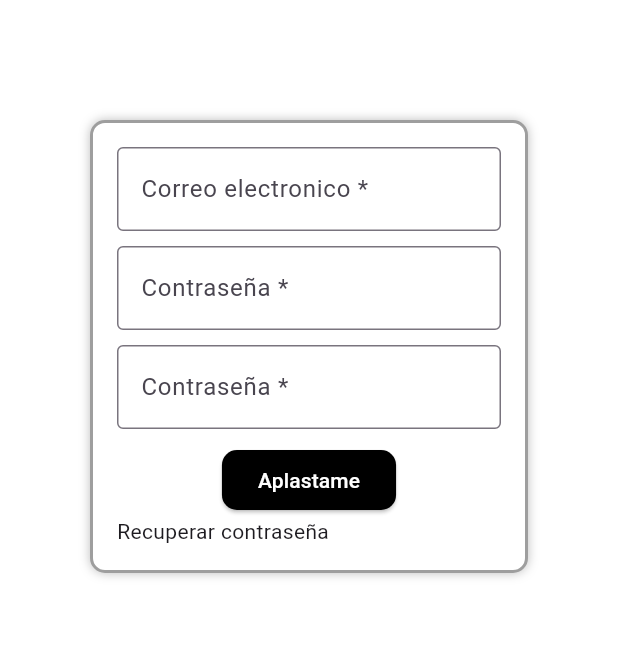
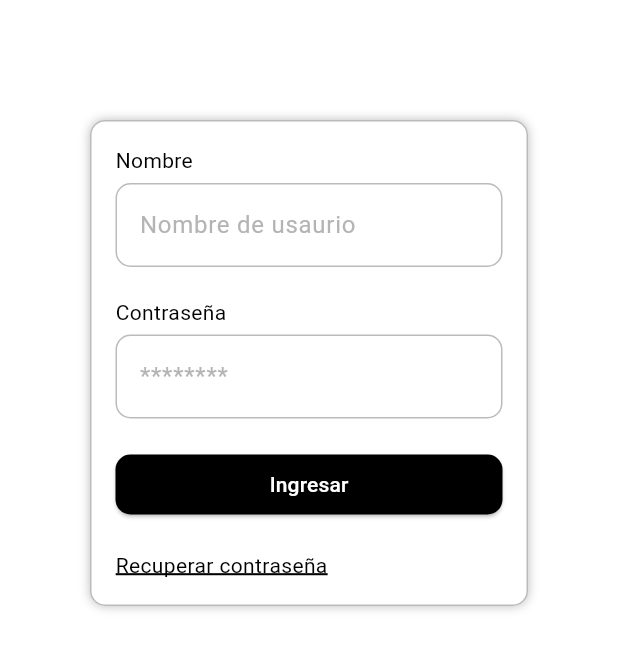
Before and after one commit to Lusho24/Giuseppe, a Flutter app: the screen it shows after launch, on a phone screen of 412 x 824 dp, the part 462-1133 px from its top. Run offline on Flutter 3.47's test engine with Material 3 defaults, Android fonts, the phone set to English and light mode, and no system bars.

Commit message:
Actualizacion del Login y creacion de TextFormField personalizado

```diff
--- /dev/null
+++ b/app_movil_giuseppe/lib/features/presentation/common_widgets/custom_text_form_field.dart
@@ -0,0 +1,74 @@
+import 'package:app_movil_giuseppe/utils/helpers/validators/form_validators.dart';
+import 'package:app_movil_giuseppe/utils/theme/app_colors.dart';
+import 'package:flutter/material.dart';
+
+enum FormFieldType{
+  email, password, name, phone
+}
+
+class CustomTextFormField extends StatelessWidget {
+  final FormFieldType formFieldType;
+  final String hintText;
+  final TextEditingController? controller;
+
+  const CustomTextFormField({
+    super.key,
+    required this.formFieldType,
+    required this.hintText,
+    this.controller
+  });
+
+  @override
+  Widget build(BuildContext context) {
+    return Container(
+      margin: const EdgeInsets.only(top: 5.0),
+      child:  TextFormField(
+        controller: controller,
+        keyboardType: getKeyboardType(formFieldType: formFieldType),
+        obscureText: formFieldType == FormFieldType.password ? true : false,
+        decoration: InputDecoration(
+          hintText: hintText,
+          hintStyle: const TextStyle(color: AppColors.hintTextColor),
+          errorMaxLines: 2,
+          border: OutlineInputBorder(
+            borderRadius: BorderRadius.circular(10.0)
+          ),
+          enabledBorder: OutlineInputBorder(
+            borderRadius: BorderRadius.circular(10.0),
+            borderSide: const BorderSide(
+              color: AppColors.primaryVariantColor,
+              width: 1.0,
+            ),
+          ),
+        ),
+        validator: (value){
+          switch (formFieldType){
+            case FormFieldType.password:
+              return FormValidators.validatePassword(password: value ?? '');
+            case FormFieldType.email:
+              return FormValidators.validatePassword(password: value ?? '');
+            case FormFieldType.name:
+              return FormValidators.validateUserName(name: value ?? '');
+            case FormFieldType.phone:
+              return FormValidators.validatePassword(password: value ?? '');
+          }
+        },
+      ),
+    );
+  }
+
+  TextInputType? getKeyboardType({ required FormFieldType formFieldType }) {
+    switch (formFieldType) {
+      case FormFieldType.email:
+        return TextInputType.emailAddress;
+      case FormFieldType.password:
+        return TextInputType.visiblePassword;
+      case FormFieldType.name:
+        return TextInputType.name;
+      case FormFieldType.phone:
+        return TextInputType.phone;
+      default:
+        return TextInputType.text;
+    }
+  }
+}
--- a/app_movil_giuseppe/lib/features/presentation/login/view/login_page.dart
+++ b/app_movil_giuseppe/lib/features/presentation/login/view/login_page.dart
@@ -1,3 +1,5 @@
+import 'package:app_movil_giuseppe/features/presentation/common_widgets/custom_text_form_field.dart';
+import 'package:app_movil_giuseppe/utils/theme/app_colors.dart';
 import 'package:flutter/material.dart';
 
 class LoginPage extends StatelessWidget {
@@ -14,7 +16,7 @@ class LoginPage extends StatelessWidget {
                 padding: const EdgeInsets.only(top: 60.0, bottom: 20.0),
                 child: const Image(image: AssetImage('assets/images/logo.webp')),
               ),
-              Padding(
+              const Padding(
                   padding: EdgeInsets.all(60.0),
                   child: _SignInForm())
             ],
@@ -34,14 +36,16 @@ class _SignInForm extends StatelessWidget {
   @override
   Widget build(BuildContext context) {
     return Form(
+      key: GlobalKey<FormState>(),
+      autovalidateMode: AutovalidateMode.onUserInteraction,
       child: Container(
         decoration: BoxDecoration(
             color: Colors.white,
-            border: Border.all(color: Colors.grey, width: 2.0),
+            border: Border.all(color: AppColors.primaryVariantColor, width: 1.0),
             borderRadius: BorderRadius.circular(10.0),
-            boxShadow: [
+            boxShadow: const [
               BoxShadow(
-                  color: Colors.black26,
+                  color: AppColors.primaryVariantColor,
                   blurRadius: 5.0
               )
             ]
@@ -49,32 +53,45 @@ class _SignInForm extends StatelessWidget {
         padding: const EdgeInsets.all(16.0),
         child: Column(
           children: [
-            TextFormField(
-              decoration: InputDecoration(
-                  border: OutlineInputBorder(),
-                  label: Text('Correo electronico *')
+            Column(
+              crossAxisAlignment: CrossAxisAlignment.start,
+              children: [
+                Text('Nombre', style: Theme.of(context).textTheme.bodyMedium),
+                const CustomTextFormField(
+                    formFieldType: FormFieldType.name,
+                    hintText: 'Nombre de usaurio'),
+              ],
+            ),
+            const SizedBox(height: 20.0),
+            Column(
+              crossAxisAlignment: CrossAxisAlignment.start,
+              children: [
+                Text('Contraseña', style: Theme.of(context).textTheme.bodyMedium),
+                const CustomTextFormField(
+                    formFieldType: FormFieldType.password,
+                    hintText: '********'),
+              ],
+            ),
+            Container(
+              padding: const EdgeInsets.only(top: 20.0, bottom: 20.0),
+              width: double.infinity,
+              child: ElevatedButton(
+                onPressed: () {
+                  print('BOTON APLASTADO');
+                },
+                child: const Text('Ingresar'),
               ),
             ),
-            SizedBox(height: 10.0),
-            TextFormField(
-              decoration: InputDecoration(
-                  border: OutlineInputBorder(),
-                  label: Text('Contraseña *')
-              ),
-            ),
-            SizedBox(height: 10.0),
-            TextFormField(
-              decoration: InputDecoration(
-                  border: OutlineInputBorder(),
-                  label: Text('Contraseña *')
-              ),
-            ),
-            SizedBox(height: 10.0),
-            ElevatedButton(onPressed: () {}, child: Text('Aplastame')),
-            Row(
-              mainAxisAlignment: MainAxisAlignment.start, // Alinea el texto a la derecha
+            const Row(
+              mainAxisAlignment: MainAxisAlignment.start,
               children: [
-                Text('Recuperar contraseña'),
+                Text('Recuperar contraseña',
+                    style: TextStyle(
+                    decoration: TextDecoration.underline,
+                    decorationColor: AppColors.secondaryColor,
+                    decorationThickness: 2.0,
+                  )
+                ),
               ],
             ),
           ],
--- /dev/null
+++ b/app_movil_giuseppe/lib/utils/helpers/validators/form_validators.dart
@@ -0,0 +1,34 @@
+class FormValidators {
+
+  static String? validateEmail({required String email}) {
+    if (email.isEmpty) {
+      return 'Se requiere un email.';
+    }
+
+    // Verificar texto antes y después de '@', un solo '@', un '.' seguido de más texto
+    final emailRegex = RegExp(r'^[^@]+@[^@]+\.[^@]+$');
+    if (!emailRegex.hasMatch(email)) {
+      return 'Se requiere un email válido.';
+    }
+
+    return email.length >= 7 ? null : 'El email debe contener al menos 6 caracteres.';
+  }
+
+  static String? validatePassword({required String password}) {
+    if (password.isEmpty) {
+      return 'Se requiere contraseña.';
+    }
+    return password.length >= 6 ? null : 'La contraseña debe contener al menos 6 caracteres.';
+  }
+
+  static String? validateUserName({required String name}) {
+    String auxName = name.trim();
+    if (auxName.isEmpty) {
+      return 'Se requiere nombre.';
+    } else if (auxName.length != name.length) {
+      return 'El nombre no debe contener espacios.';
+    }
+    return name.length >= 2 ? null : 'El nombre debe contener al menos 2 caracteres.';
+  }
+
+}
--- a/app_movil_giuseppe/lib/utils/theme/app_colors.dart
+++ b/app_movil_giuseppe/lib/utils/theme/app_colors.dart
@@ -1,8 +1,9 @@
 import 'package:flutter/material.dart';
 
 class AppColors {
+  // Colores de la app
   static const Color primaryColor = Color.fromRGBO(255, 255, 255, 1.0);
-  static const Color primaryVariantColor = Color.fromRGBO(120, 120, 120, 1.0);
+  static const Color primaryVariantColor = Color.fromRGBO(164, 164, 164, 0.75);
   static const Color secondaryColor = Color.fromRGBO(0, 0, 0, 1.0);
   static const Color secondaryVariantColor = Color.fromRGBO(66, 65, 65, 1.0);
   static const Color backgroundColor = Color.fromRGBO(255, 255, 255, 1.0);
@@ -13,6 +14,9 @@ class AppColors {
   static const Color onBackgroundColor = Color.fromRGBO(255, 255, 255, 1.0);
   static const Color onSurfaceColor = Color.fromRGBO(0, 0, 0, 1.0);
   static const Color onErrorColor = Color.fromRGBO(25, 0, 255, 1.0);
+
+  // Colores de los Textos
   static const Color textColor = Color.fromRGBO(0, 0, 0, 1.0);
+  static const Color hintTextColor = Color.fromRGBO(180, 180, 180, 1.0);
   static const Color secondaryTextColor = Color.fromRGBO(255, 255, 255, 1.0);
 }
--- a/app_movil_giuseppe/lib/utils/theme/app_theme.dart
+++ b/app_movil_giuseppe/lib/utils/theme/app_theme.dart
@@ -25,6 +25,8 @@ class AppTheme {
             color: AppColors.textColor, fontWeight: FontWeight.bold),
         titleSmall: TextStyle( // *Para texto de botones
             color: AppColors.textColor,fontSize: 17.0,  fontWeight: FontWeight.bold ),
+        bodyMedium: TextStyle( // *Para texto de botones
+            color: AppColors.textColor),
         bodySmall: TextStyle( // *Para descripciones de las cards
             color: AppColors.textColor,fontWeight: FontWeight.w500,fontSize: 13.0),
       ),
@@ -40,6 +42,7 @@ class AppTheme {
           overlayColor: WidgetStateProperty.all(AppColors.primaryVariantColor),
         )
       ),
+
     );
   }
 }
```
